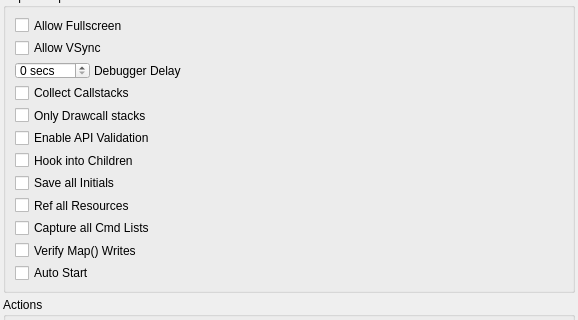
Above: qrenderdoc/Windows/Dialogs/CaptureDialog.ui from baldurk/renderdoc before the change; both pictures show x 0 to 578 and y 572 to 892 of the 578 by 1047 pixel window. Below: the same form after it.
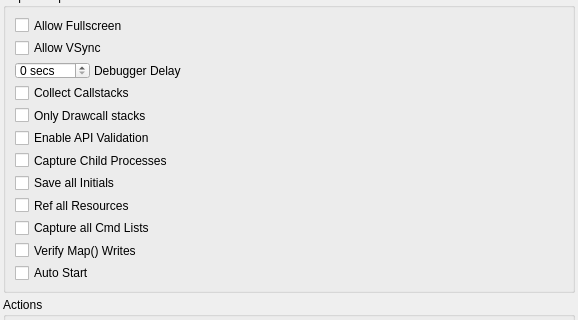
That is the form after the change. Icons and pictures are not drawn. Custom widgets are drawn as their Qt base class.

Commit message:
Rename "Hook into Children" option
* Because holy moly that's a really strange way to shorten the option.

```diff
--- a/qrenderdoc/Windows/Dialogs/CaptureDialog.ui
+++ b/qrenderdoc/Windows/Dialogs/CaptureDialog.ui
@@ -495,7 +495,7 @@
          <string>Hook into child processes - useful with launchers or similar intermediate processes</string>
         </property>
         <property name="text">
-         <string>Hook into Children</string>
+         <string>Capture Child Processes</string>
         </property>
        </widget>
       </item>
```
